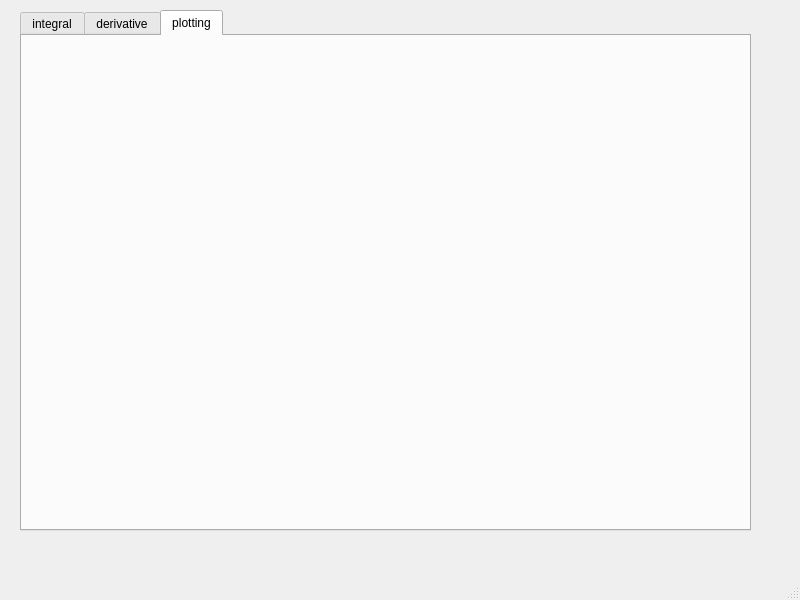
Qt form src/geek-calculator/mainwindow.ui (Jelena-Zivovic/RS014-geek-calculator) before a commit.
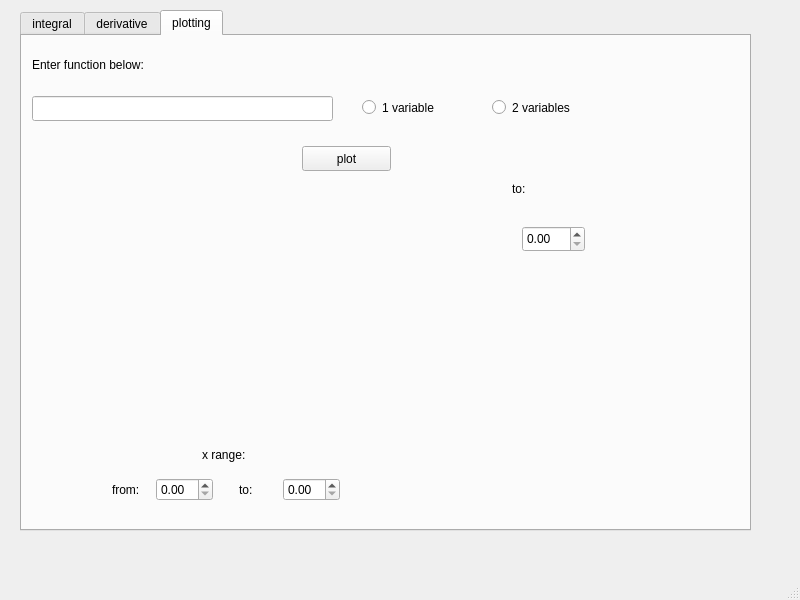
The same form after that commit. Custom widgets are drawn as their Qt base class.

Commit message: plotting function with one variable

Patch:
```diff
--- a/src/geek-calculator/mainwindow.ui
+++ b/src/geek-calculator/mainwindow.ui
@@ -1009,6 +1009,207 @@
        <attribute name="title">
         <string>plotting</string>
        </attribute>
+       <widget class="QPushButton" name="plotFunctionWidget">
+        <property name="geometry">
+         <rect>
+          <x>280</x>
+          <y>110</y>
+          <width>89</width>
+          <height>25</height>
+         </rect>
+        </property>
+        <property name="text">
+         <string>plot</string>
+        </property>
+       </widget>
+       <widget class="QCustomPlot" name="plottingWidget" native="true">
+        <property name="geometry">
+         <rect>
+          <x>10</x>
+          <y>150</y>
+          <width>421</width>
+          <height>261</height>
+         </rect>
+        </property>
+       </widget>
+       <widget class="QLabel" name="label_3">
+        <property name="geometry">
+         <rect>
+          <x>490</x>
+          <y>140</y>
+          <width>19</width>
+          <height>26</height>
+         </rect>
+        </property>
+        <property name="text">
+         <string>to:</string>
+        </property>
+       </widget>
+       <widget class="QRadioButton" name="oneVariablePlottingRadioButton">
+        <property name="geometry">
+         <rect>
+          <x>340</x>
+          <y>60</y>
+          <width>112</width>
+          <height>23</height>
+         </rect>
+        </property>
+        <property name="text">
+         <string>1 variable</string>
+        </property>
+       </widget>
+       <widget class="QLabel" name="label_4">
+        <property name="geometry">
+         <rect>
+          <x>739</x>
+          <y>309</y>
+          <width>67</width>
+          <height>17</height>
+         </rect>
+        </property>
+        <property name="text">
+         <string>y range:</string>
+        </property>
+       </widget>
+       <widget class="QLineEdit" name="enterFunctionPlottingLineEdit">
+        <property name="geometry">
+         <rect>
+          <x>10</x>
+          <y>60</y>
+          <width>301</width>
+          <height>25</height>
+         </rect>
+        </property>
+       </widget>
+       <widget class="QWidget" name="layoutWidget">
+        <property name="geometry">
+         <rect>
+          <x>299</x>
+          <y>549</y>
+          <width>108</width>
+          <height>28</height>
+         </rect>
+        </property>
+        <layout class="QHBoxLayout" name="horizontalLayout">
+         <item>
+          <widget class="QLabel" name="label_2">
+           <property name="text">
+            <string>from:</string>
+           </property>
+          </widget>
+         </item>
+         <item>
+          <widget class="QDoubleSpinBox" name="doubleSpinBox"/>
+         </item>
+        </layout>
+       </widget>
+       <widget class="QLabel" name="label">
+        <property name="geometry">
+         <rect>
+          <x>399</x>
+          <y>509</y>
+          <width>67</width>
+          <height>17</height>
+         </rect>
+        </property>
+        <property name="text">
+         <string>x range:</string>
+        </property>
+       </widget>
+       <widget class="QRadioButton" name="twoVariablesPlottingRadioButton">
+        <property name="geometry">
+         <rect>
+          <x>470</x>
+          <y>60</y>
+          <width>112</width>
+          <height>23</height>
+         </rect>
+        </property>
+        <property name="text">
+         <string>2 variables</string>
+        </property>
+       </widget>
+       <widget class="QLabel" name="enterFunctionPlottingLabel">
+        <property name="geometry">
+         <rect>
+          <x>10</x>
+          <y>20</y>
+          <width>161</width>
+          <height>17</height>
+         </rect>
+        </property>
+        <property name="text">
+         <string>Enter function below:</string>
+        </property>
+       </widget>
+       <widget class="QDoubleSpinBox" name="doubleSpinBox_4">
+        <property name="geometry">
+         <rect>
+          <x>500</x>
+          <y>190</y>
+          <width>63</width>
+          <height>26</height>
+         </rect>
+        </property>
+       </widget>
+       <widget class="QLabel" name="label_12">
+        <property name="geometry">
+         <rect>
+          <x>180</x>
+          <y>410</y>
+          <width>67</width>
+          <height>17</height>
+         </rect>
+        </property>
+        <property name="text">
+         <string>x range:</string>
+        </property>
+       </widget>
+       <widget class="QWidget" name="">
+        <property name="geometry">
+         <rect>
+          <x>90</x>
+          <y>440</y>
+          <width>228</width>
+          <height>28</height>
+         </rect>
+        </property>
+        <layout class="QHBoxLayout" name="horizontalLayout_6">
+         <item>
+          <widget class="QLabel" name="label_13">
+           <property name="text">
+            <string>from:</string>
+           </property>
+          </widget>
+         </item>
+         <item>
+          <widget class="QDoubleSpinBox" name="doubleSpinBox_2"/>
+         </item>
+         <item>
+          <spacer name="verticalSpacer">
+           <property name="orientation">
+            <enum>Qt::Vertical</enum>
+           </property>
+           <property name="sizeHint" stdset="0">
+            <size>
+             <width>20</width>
+             <height>40</height>
+            </size>
+           </property>
+          </spacer>
+         </item>
+         <item>
+          <widget class="QLabel" name="label_6">
+           <property name="text">
+            <string>to:</string>
+           </property>
+          </widget>
+         </item>
+         <item>
+          <widget class="QDoubleSpinBox" name="doubleSpinBox_3"/>
+         </item>
+        </layout>
+       </widget>
       </widget>
      </widget>
     </widget>
@@ -1026,6 +1227,14 @@
   </widget>
   <widget class="QStatusBar" name="statusbar"/>
  </widget>
+ <customwidgets>
+  <customwidget>
+   <class>QCustomPlot</class>
+   <extends>QWidget</extends>
+   <header>qcustomplot.h</header>
+   <container>1</container>
+  </customwidget>
+ </customwidgets>
  <resources/>
  <connections/>
 </ui>
```
The commit also changes 4 other files.
